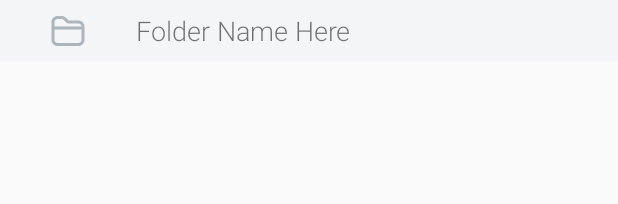
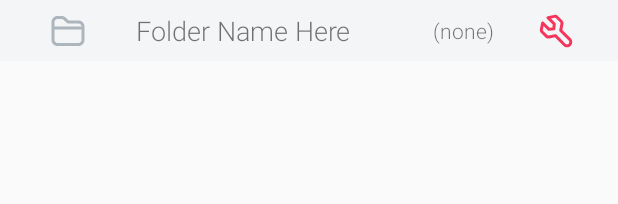
Before and after one commit to afermon/mypass-app, an Android app: the layout folder_item.xml on its own in the app's theme, with its tools: preview values and no code run, on a phone screen of 412 x 824 dp. Shown: the top 204 px of the screen. Run offline under Robolectric (Android 15) with nearby library versions, the phone set to English and light mode, and no system bars; network calls fail.

Commit message:
options for recycle view

```diff
--- /dev/null
+++ b/app/src/main/res/drawable-anydpi/icon_tool_red.xml
@@ -0,0 +1,13 @@
+<vector xmlns:android="http://schemas.android.com/apk/res/android"
+    android:width="24dp"
+    android:height="24dp"
+    android:viewportWidth="24"
+    android:viewportHeight="24"
+    android:tint="#F5365C">
+  <path
+      android:pathData="M3.7152,8.6641L3.2309,11.0856C3.1654,11.4135 3.268,11.7524 3.5044,11.9889L6.2333,14.7178C6.4697,14.9542 6.8087,15.0568 7.1365,14.9912L11.3903,14.1405C11.7181,14.0749 12.0571,14.1775 12.2935,14.414L18.3039,20.4244C18.8897,21.0102 19.8394,21.0102 20.4252,20.4244C21.011,19.8386 21.011,18.8888 20.4252,18.3031L14.4148,12.2926C14.1784,12.0562 14.0758,11.7173 14.1413,11.3894L14.9921,7.1357C15.0577,6.8078 14.955,6.4689 14.7186,6.2325L11.9897,3.5036C11.7533,3.2671 11.4143,3.1645 11.0865,3.2301L8.665,3.7144L11.5864,6.6358C11.8012,6.8506 11.9067,7.1514 11.8732,7.4534L11.5195,10.6354C11.4679,11.1003 11.1009,11.4672 10.636,11.5189L7.4541,11.8723C7.1522,11.9059 6.8514,11.8003 6.6366,11.5855L3.7152,8.6641ZM11.2577,16.2066L7.5288,16.9524C6.5452,17.1491 5.5284,16.8412 4.8191,16.132L2.0902,13.4031C1.3809,12.6938 1.0731,11.677 1.2698,10.6934L2.1205,6.4397C2.2772,5.6565 3.2434,5.3639 3.8082,5.9287L7.711,9.8315L9.6201,9.6194L9.8323,7.7101L5.9295,3.8074C5.3648,3.2426 5.6573,2.2763 6.4405,2.1197L10.6942,1.2689C11.6778,1.0722 12.6946,1.3801 13.4039,2.0894L16.1328,4.8183C16.8421,5.5275 17.15,6.5444 16.9532,7.5279L16.2075,11.2569L21.8394,16.8888C23.2063,18.2557 23.2063,20.4718 21.8394,21.8386C20.4726,23.2054 18.2565,23.2054 16.8897,21.8386L11.2577,16.2066Z"
+      android:strokeWidth="1"
+      android:fillColor="#000000"
+      android:fillType="nonZero"
+      android:strokeColor="#00000000"/>
+</vector>
--- a/app/src/main/res/layout/folder_item.xml
+++ b/app/src/main/res/layout/folder_item.xml
@@ -35,4 +35,30 @@
         app:layout_constraintStart_toStartOf="parent"
         app:layout_constraintTop_toTopOf="parent"
         app:srcCompat="@drawable/icon_folder_gray" />
+
+    <androidx.constraintlayout.widget.Guideline
+        android:id="@+id/guideline7"
+        android:layout_width="wrap_content"
+        android:layout_height="wrap_content"
+        android:orientation="vertical"
+        app:layout_constraintGuide_percent="0.8" />
+
+    <ImageView
+        android:id="@+id/imageView5"
+        android:layout_width="wrap_content"
+        android:layout_height="wrap_content"
+        app:layout_constraintBottom_toBottomOf="parent"
+        app:layout_constraintEnd_toEndOf="parent"
+        app:layout_constraintStart_toStartOf="@+id/guideline7"
+        app:layout_constraintTop_toTopOf="parent"
+        app:srcCompat="@drawable/icon_tool_red" />
+
+    <TextView
+        android:id="@+id/folder_count"
+        android:layout_width="wrap_content"
+        android:layout_height="wrap_content"
+        android:text="(none)"
+        app:layout_constraintBottom_toBottomOf="parent"
+        app:layout_constraintEnd_toStartOf="@+id/guideline7"
+        app:layout_constraintTop_toTopOf="parent" />
 </androidx.constraintlayout.widget.ConstraintLayout>
--- a/app/src/main/res/values/strings.xml
+++ b/app/src/main/res/values/strings.xml
@@ -78,6 +78,7 @@
     <string name="bottom_nav_account">Account</string>
     <string name="bottom_nav_menu">Menu</string>
     <string name="login_or">Or</string>
+    <string name="none">none</string>
 
     <!-- TODO: Remove or change this placeholder text -->
     <string name="hello_blank_fragment">Hello blank fragment</string>
```
Also changed, not shown: app/src/main/java/com/cosmicode/mypass/view/MainHomeFragment.java (+7 -0 lines), app/src/main/res/layout/secret_item.xml (+9 -2 lines), app/src/main/res/drawable-hdpi/icon_tool_red.png (added), app/src/main/res/drawable-mdpi/icon_tool_red.png (added), app/src/main/res/drawable-xhdpi/icon_tool_red.png (added), app/src/main/res/drawable-xxhdpi/icon_tool_red.png (added).
